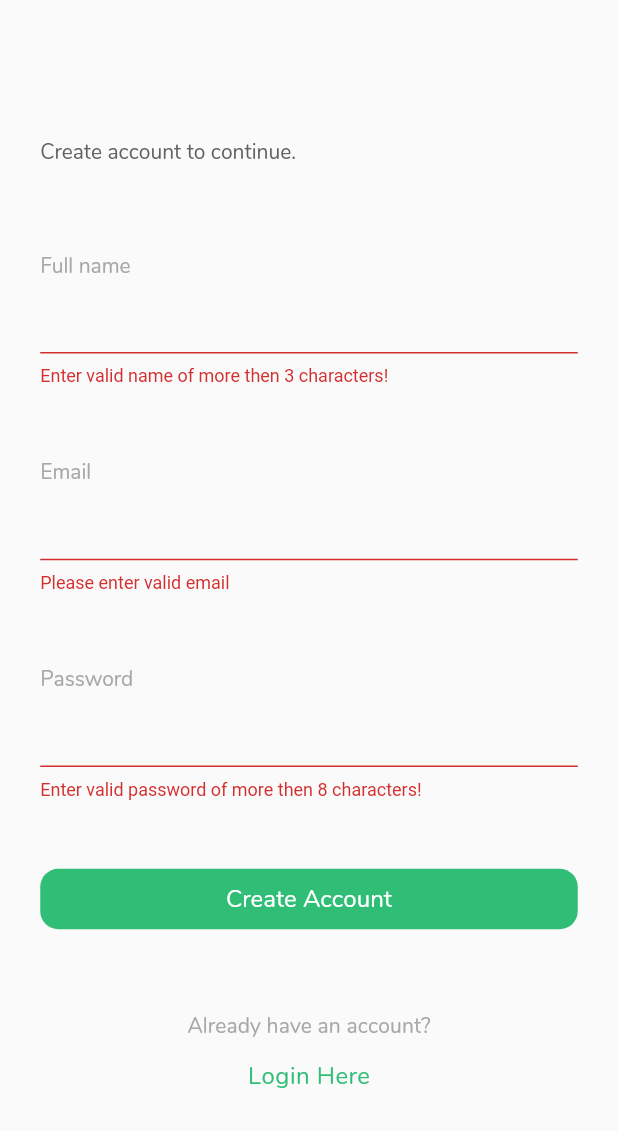
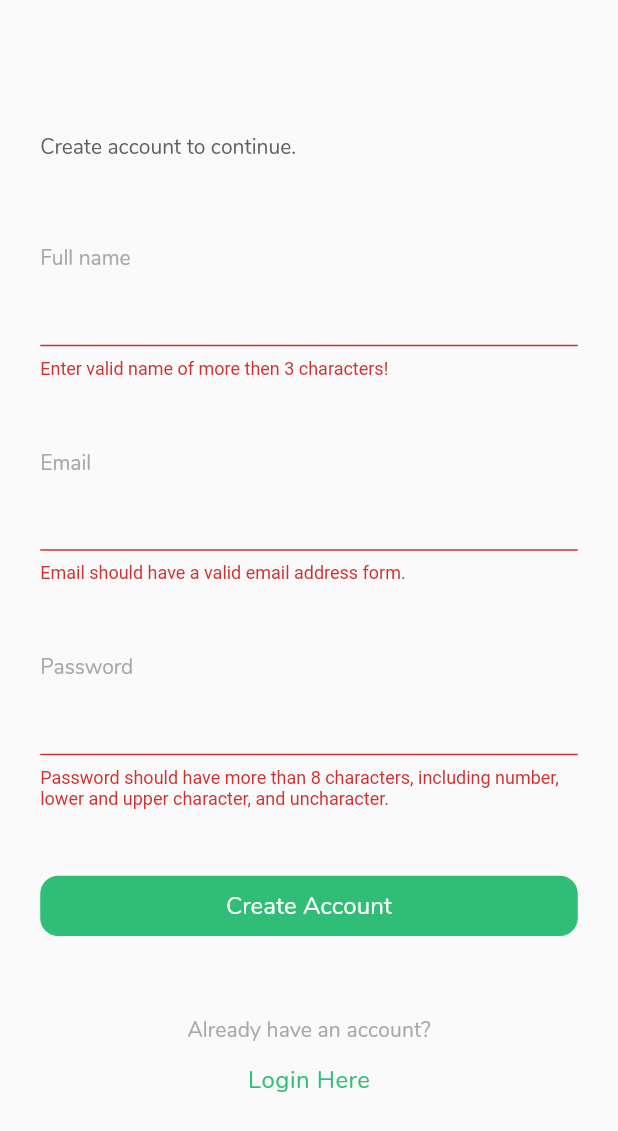
Before and after one commit to FrFlutter02/Hoang_Toan_Ngoc, a Flutter app: the FormSignUp screen opened directly, after a tap on "Create Account", on a phone screen of 412 x 824 dp. Shown: the top 1131 px of the screen. Run offline on Flutter 3.47's test engine with Material 2 defaults, Android fonts, the light colour scheme and no system bars; our stand-ins replace bloc, cloud_firestore, equatable, firebase_auth, firebase_core, flutter_bloc; missing offline and left inert: flutter_device_type; accounts and stored records are empty.

Commit message:
review source

```diff
--- a/lib/src/constants/constants.dart
+++ b/lib/src/constants/constants.dart
@@ -71,13 +71,14 @@ class AppConstants {
   static const String alreadyHaveAnAccountText = "Already have an account?";
   static const String validateNameText =
       "Enter valid name of more then 3 characters!";
-  static const String validateEmailText = "Please enter valid email";
+  static const String validateEmailText =
+      "Email should have a valid email address form. ";
   static const String validatePassWordText =
-      "Enter valid password of more then 8 characters!";
+      "Password should have more than 8 characters, including number, \nlower and upper character, and uncharacter.";
   static const String emailValidatorCode =
       r'^(([^<>()[\]\\.,;:\s@\"]+(\.[^<>()[\]\\.,;:\s@\"]+)*)|(\".+\"))@((\[[0-9]{1,3}\.[0-9]{1,3}\.[0-9]{1,3}\.[0-9]{1,3}\])|(([a-zA-Z\-0-9]+\.)+[a-zA-Z]{2,}))$';
   static const String passWordValidatorCode =
-      r'^(?=.*[A-Za-z])(?=.*\d)[A-Za-z\d]{8,}$';
+      r'^(?=.*[0-9])(?=.*[a-z])(?=.*[A-Z])(?=.*[\W]).{8,}$';
 }
 
 class AppImages {
--- a/lib/src/screens/onboarding_screen.dart
+++ b/lib/src/screens/onboarding_screen.dart
@@ -198,8 +198,7 @@ class OnboardingScreen extends StatelessWidget {
                               borderRadius: BorderRadius.circular(8)),
                           child: TextButton(
                             onPressed: () {
-                              Navigator.of(context)
-                                  .pushNamed('/ForgotPasswordScreen');
+                              Navigator.of(context).pushNamed('/LoginScreen');
                             },
                             child: Text(
                               AppConstants.joinScratchButton,
--- a/lib/src/widgets/form_sign_up.dart
+++ b/lib/src/widgets/form_sign_up.dart
@@ -1,3 +1,4 @@
+import 'package:firebase_auth/firebase_auth.dart';
 import 'package:flutter/material.dart';
 import 'package:flutter_device_type/flutter_device_type.dart';
 
@@ -127,7 +128,7 @@ class _FormSignUpState extends State<FormSignUp> {
                   contentPadding: EdgeInsets.only(top: 15, bottom: 6),
                 ),
                 validator: (passWordValue) {
-                  if (Validators.isValidEmail(passWordValue!)) {
+                  if (Validators.isValidPassword(passWordValue!)) {
                     passWordValidators = true;
                     return null;
                   } else {
@@ -145,13 +146,22 @@ class _FormSignUpState extends State<FormSignUp> {
                     borderRadius: BorderRadius.all(Radius.circular(12)),
                   ),
                   child: TextButton(
-                      onPressed: () {
+                      onPressed: () async {
                         _saveForm();
                         if (fullNameValidators == true &&
                             emailValidators == true &&
                             passWordValidators == true) {
-                          userRepository.signUp(emailController.text,
-                              passWordController.text, fullNameController.text);
+                          String result = await userRepository.signUp(
+                              emailController.text,
+                              passWordController.text,
+                              fullNameController.text);
+                          if (result == "Success") {
+                            Navigator.of(context).pushNamed("/Home");
+                          } else {
+                            SnackBar(
+                              content: Text('Message is deleted!'),
+                            );
+                          }
                         }
                         FocusScope.of(context).requestFocus(FocusNode());
                       },
```
Also changed, not shown: lib/src/repositories/user_repository.dart (+9 -2 lines), lib/src/screens/forgot_password_screen.dart (+50 -19 lines), lib/src/screens/login_screen.dart (+7 -3 lines), lib/src/widgets/login_body.dart (+19 -9 lines).
